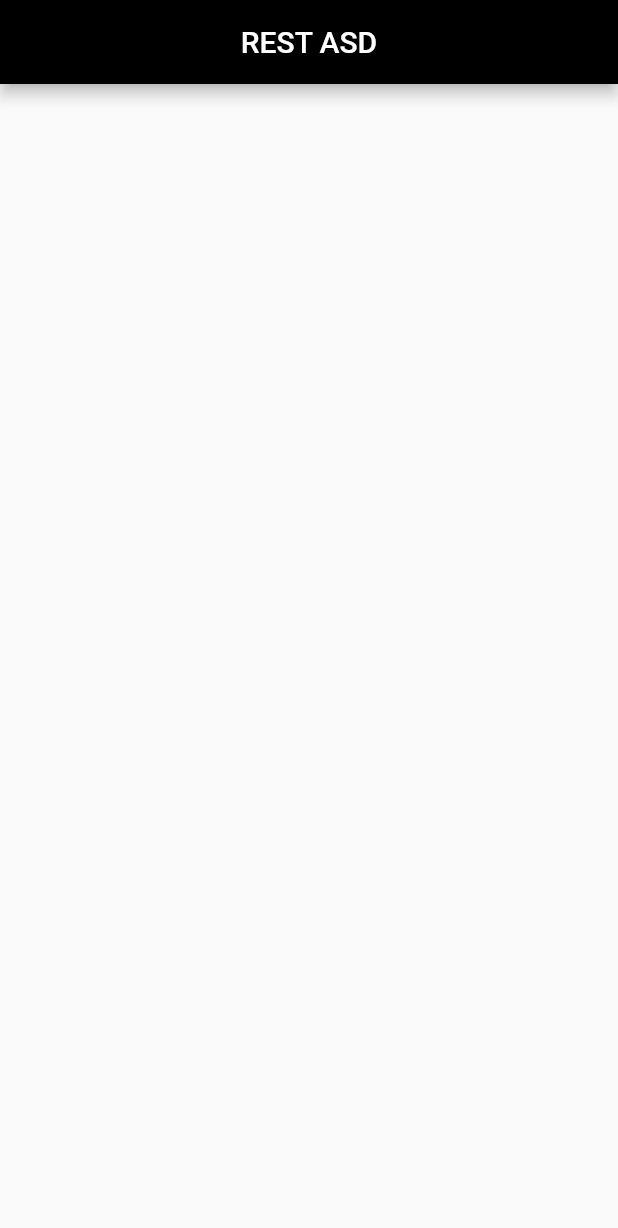
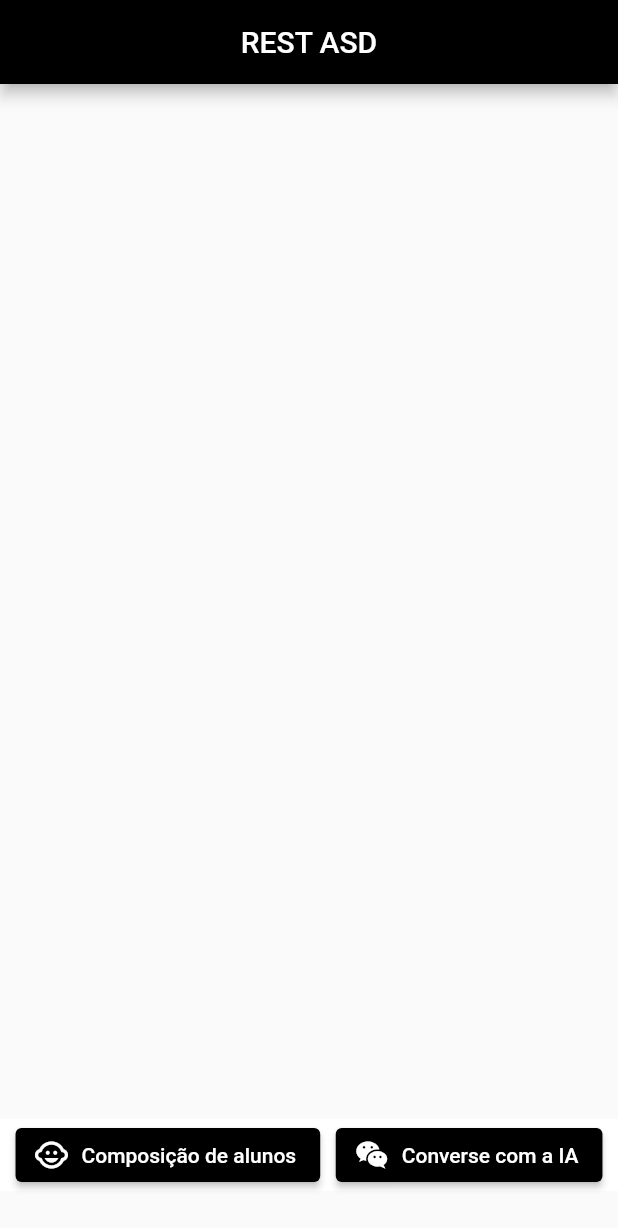
Before and after one commit to BrunoCsr/TCC-TEA, a Flutter app: the screen it shows after launch, on a phone screen of 412 x 824 dp. Shown: the top 1228 px of the screen. Run offline on Flutter 3.47's test engine with Material 2 defaults, Android fonts, the phone set to English and light mode, and no system bars.

Commit message:
added the secondary pages

```diff
--- a/lib/main.dart
+++ b/lib/main.dart
@@ -1,3 +1,5 @@
+import 'package:asd_project_app/screens/ai_page.dart';
+import 'package:asd_project_app/screens/kids.dart';
 import 'package:flutter/material.dart';
 import 'screens/home.dart';
 
@@ -9,10 +11,15 @@ class MyApp extends StatelessWidget {
   const MyApp({super.key});
   @override
   Widget build(BuildContext context) {
-    return const MaterialApp(
+    return  MaterialApp(
       debugShowCheckedModeBanner: false,
       title: 'REST - ASD',
       home: HomeScreen(title: 'ASD'),
+     routes: <String, WidgetBuilder>{
+        '/a': (BuildContext context) => const HomeScreen(title: "Home",),
+        '/b': (BuildContext context) => const KidsPage(),
+        '/c': (BuildContext context) => const AIPage(),
+      },
     );
   }
 }
--- a/lib/screens/home.dart
+++ b/lib/screens/home.dart
@@ -1,3 +1,5 @@
+import 'package:asd_project_app/screens/ai_page.dart';
+import 'package:asd_project_app/screens/kids.dart';
 import 'package:flutter/material.dart';
 
 class HomeScreen extends StatefulWidget {
@@ -8,6 +10,40 @@ class HomeScreen extends StatefulWidget {
 }
 
 class _HomeScreenState extends State<HomeScreen> {
+  Widget _buildTextComposer(BuildContext context) {
+    return Row(
+      mainAxisAlignment: MainAxisAlignment.spaceEvenly,
+      children: [
+        ElevatedButton.icon(
+          onPressed: () {
+            Navigator.push(
+              context,
+              MaterialPageRoute(builder: (context) => const KidsPage()),
+            );
+          },
+          icon: const Icon(Icons.child_care),
+          label: const Text("Composição de alunos"),
+          style: ButtonStyle(
+              backgroundColor: MaterialStateProperty.all(Colors.black),
+              foregroundColor: MaterialStateProperty.all(Colors.white)),
+        ),
+        ElevatedButton.icon(
+          onPressed: () {
+           Navigator.push(
+              context,
+              MaterialPageRoute(builder: (context) => const AIPage()),
+            );
+          },
+          icon: const Icon(Icons.wechat),
+          label: const Text("Converse com a IA"),
+          style: ButtonStyle(
+              backgroundColor: MaterialStateProperty.all(Colors.black),
+              foregroundColor: MaterialStateProperty.all(Colors.white)),
+        ),
+      ],
+    );
+  }
+
   @override
   Widget build(BuildContext context) {
     return Scaffold(
@@ -16,6 +52,22 @@ class _HomeScreenState extends State<HomeScreen> {
           title: const Text('REST ASD'),
           centerTitle: true,
         ),
-        );
+        body: SafeArea(
+          child: Column(
+            children: [
+              Flexible(
+                  child: Container(
+                height: MediaQuery.of(context).size.height,
+              )),
+              Container(
+                decoration: const BoxDecoration(color: Colors.white),
+                child: _buildTextComposer(context),
+              ),
+              const SizedBox(
+                height: 30,
+              )
+            ],
+          ),
+        ));
   }
 }
```
Also changed, not shown: lib/screens/ai_page.dart (added, +15 -0 lines), lib/screens/kids.dart (added, +15 -0 lines).
